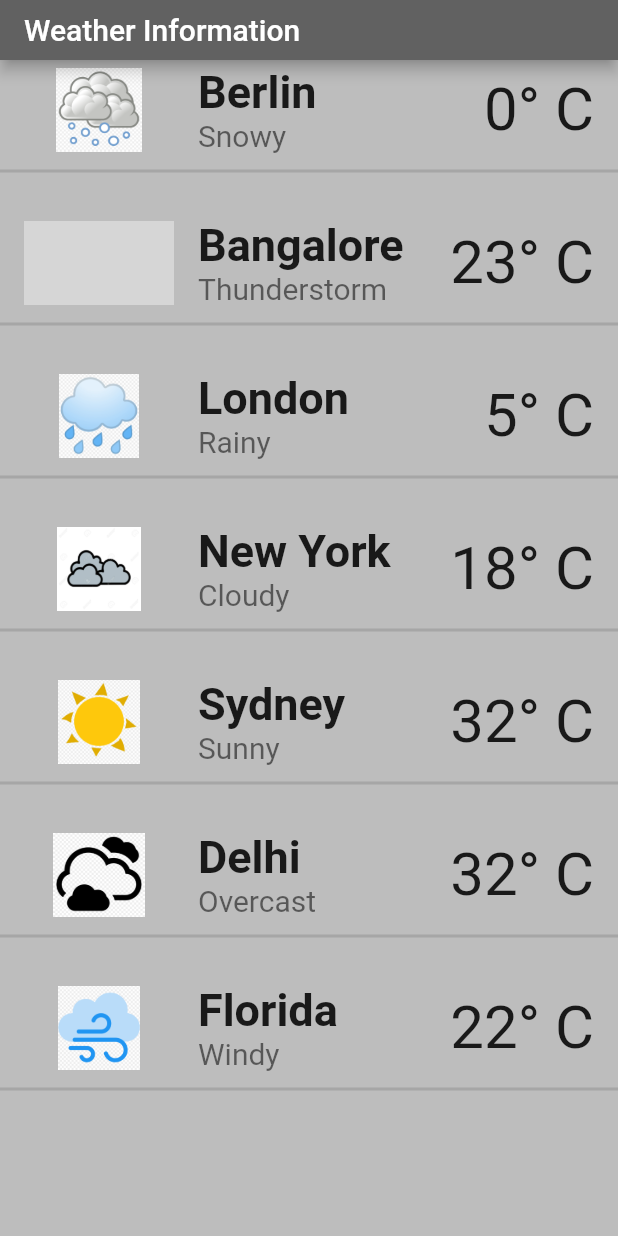
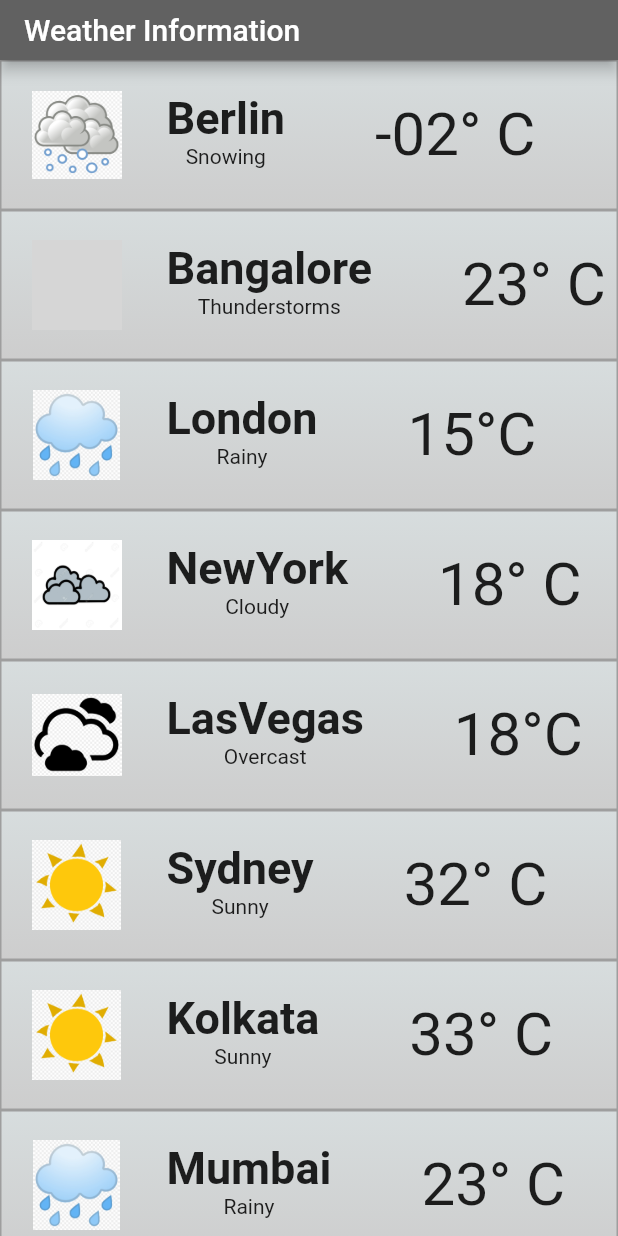
Before and after one commit to jigyasa1411/Flutter-Training, a Flutter app: the screen it shows after launch, on a phone screen of 412 x 824 dp. Run offline on Flutter 3.47's test engine with Material 2 defaults, Android fonts, the phone set to English and light mode, and no system bars; project files that could hold a hidden picture were left out; grey boxes are pictures that could not be loaded.

Commit message:
Weather List Updated

```diff
--- a/weather_list/lib/main.dart
+++ b/weather_list/lib/main.dart
@@ -19,6 +19,59 @@ class MyApp extends StatelessWidget {
   }
 }
 
+class WeatherClass {
+  String city;
+  String currentWeather;
+  String weatherImage;
+  String temperature;
+
+  WeatherClass(
+      {this.city, this.currentWeather, this.weatherImage, this.temperature});
+}
+
+List<WeatherClass> place = [
+  WeatherClass(
+      city: "Berlin",
+      currentWeather: "Snowing",
+      weatherImage: "assets/snow.png",
+      temperature: "-02\u00b0 C"),
+  WeatherClass(
+      city: "Bangalore",
+      currentWeather: "Thunderstorms",
+      weatherImage: "assets/thunder.png",
+      temperature: "23\u00b0 C"),
+  WeatherClass(
+      city: "London",
+      currentWeather: "Rainy",
+      weatherImage: "assets/rain.png",
+      temperature: "15\u00b0C"),
+  WeatherClass(
+      city: "NewYork",
+      currentWeather: "Cloudy",
+      weatherImage: "assets/cloudy.png",
+      temperature: "18\u00b0 C"),
+  WeatherClass(
+      city: "LasVegas",
+      currentWeather: "Overcast",
+      weatherImage: "assets/overcast.png",
+      temperature: "18\u00b0C"),
+  WeatherClass(
+      city: "Sydney",
+      currentWeather: "Sunny",
+      weatherImage: "assets/sunny.png",
+      temperature: "32\u00b0 C"),
+  WeatherClass(
+      city: "Kolkata",
+      currentWeather: "Sunny",
+      weatherImage: "assets/sunny.png",
+      temperature: "33\u00b0 C"),
+  WeatherClass(
+      city: "Mumbai",
+      currentWeather: "Rainy",
+      weatherImage: "assets/rain.png",
+      temperature: "23\u00b0 C"),
+];
+
 class WeatherList extends StatefulWidget {
   @override
   _WeatherListState createState() => _WeatherListState();
@@ -34,140 +87,63 @@ class _WeatherListState extends State<WeatherList> {
         toolbarHeight: 40,
         title: Text("Weather Information"),
       ),
-      body: ListView(
+      body: ListView.builder(
+          itemCount: place.length,
+          itemBuilder: (context, index) {
+            return Padding(
+              padding:
+                  const EdgeInsets.only(bottom: 0, top: 0, left: 0, right: 0),
+              child: Container(
+                decoration: BoxDecoration(
+                    border: Border.all(width: 1, color: Colors.grey),
+                    gradient: LinearGradient(
+                      begin: Alignment.topCenter,
+                      end: Alignment.bottomCenter,
+                      colors: [
+                        Color.fromRGBO(215, 221, 222, 1),
+                        Color.fromRGBO(205, 205, 205, 1),
+                      ],
+                    )),
+                height: 100,
+                width: 100,
+                child: Row(
                   children: [
-          ListTile(
-            leading: Container(
-              child: Image.asset(
-                "assets/snow.png",
-                height: 200,
-                width: 100,
+                    SizedBox(width: 20),
+                    Image.asset(
+                      place[index].weatherImage,
+                      height: 60,
+                      width: 60,
+                    ),
+                    SizedBox(width: 30),
+                    Padding(
+                      padding: const EdgeInsets.only(top: 20),
+                      child: Column(
+                        children: [
+                          Text(
+                            place[index].city,
+                            style: TextStyle(
+                                fontSize: 30, fontWeight: FontWeight.bold),
+                          ),
+                          Text(place[index].currentWeather)
+                        ],
                       ),
                     ),
-            title: Text(
-              "Berlin",
-              style: TextStyle(fontWeight: FontWeight.bold, fontSize: 30),
-            ),
-            subtitle: Text("Snowy", style: TextStyle(fontSize: 20)),
-            trailing: Text("0\u00b0 C", style: TextStyle(fontSize: 40)),
-          ),
-          Divider(thickness: 2),
-          SizedBox(
-            height: 20,
-          ),
-          ListTile(
-            leading: SizedBox(
-              child: Image.asset(
-                "assets/thunder.png",
-                height: 200,
-                width: 100,
+                    SizedBox(width: 60),
+                    Padding(
+                      padding: const EdgeInsets.only(left: 0),
+                      child: Text(
+                        place[index].temperature,
+                        textAlign: TextAlign.left,
+                        style: TextStyle(
+                          fontSize: 40,
                         ),
                       ),
-            title: Text(
-              "Bangalore",
-              style: TextStyle(fontWeight: FontWeight.bold, fontSize: 30),
                     ),
-            subtitle: Text("Thunderstorm", style: TextStyle(fontSize: 20)),
-            trailing: Text("23\u00b0 C", style: TextStyle(fontSize: 40)),
-          ),
-          Divider(thickness: 2),
-          SizedBox(
-            height: 20,
-          ),
-          ListTile(
-            leading: SizedBox(
-              child: Image.asset(
-                "assets/rain.png",
-                height: 200,
-                width: 100,
+                  ],
                 ),
               ),
-            title: Text(
-              "London",
-              style: TextStyle(fontWeight: FontWeight.bold, fontSize: 30),
-            ),
-            subtitle: Text("Rainy", style: TextStyle(fontSize: 20)),
-            trailing: Text("5\u00b0 C", style: TextStyle(fontSize: 40)),
-          ),
-          Divider(thickness: 2),
-          SizedBox(
-            height: 20,
-          ),
-          ListTile(
-            leading: SizedBox(
-              child: Image.asset(
-                "assets/cloudy.png",
-                height: 200,
-                width: 100,
-              ),
-            ),
-            title: Text(
-              "New York",
-              style: TextStyle(fontWeight: FontWeight.bold, fontSize: 30),
-            ),
-            subtitle: Text("Cloudy", style: TextStyle(fontSize: 20)),
-            trailing: Text("18\u00b0 C", style: TextStyle(fontSize: 40)),
-          ),
-          Divider(thickness: 2),
-          SizedBox(
-            height: 20,
-          ),
-          ListTile(
-            leading: SizedBox(
-              child: Image.asset(
-                "assets/sunny.png",
-                height: 200,
-                width: 100,
-              ),
-            ),
-            title: Text(
-              "Sydney",
-              style: TextStyle(fontWeight: FontWeight.bold, fontSize: 30),
-            ),
-            subtitle: Text("Sunny", style: TextStyle(fontSize: 20)),
-            trailing: Text("32\u00b0 C", style: TextStyle(fontSize: 40)),
-          ),
-          Divider(thickness: 2),
-          SizedBox(
-            height: 20,
-          ),
-          ListTile(
-            leading: SizedBox(
-              child: Image.asset(
-                "assets/overcast.png",
-                height: 200,
-                width: 100,
-              ),
-            ),
-            title: Text(
-              "Delhi",
-              style: TextStyle(fontWeight: FontWeight.bold, fontSize: 30),
-            ),
-            subtitle: Text("Overcast", style: TextStyle(fontSize: 20)),
-            trailing: Text("32\u00b0 C", style: TextStyle(fontSize: 40)),
-          ),
-          Divider(thickness: 2),
-          SizedBox(
-            height: 20,
-          ),
-          ListTile(
-            leading: SizedBox(
-              child: Image.asset(
-                "assets/windy.png",
-                height: 200,
-                width: 100,
-              ),
-            ),
-            title: Text(
-              "Florida",
-              style: TextStyle(fontWeight: FontWeight.bold, fontSize: 30),
-            ),
-            subtitle: Text("Windy", style: TextStyle(fontSize: 20)),
-            trailing: Text("22\u00b0 C", style: TextStyle(fontSize: 40)),
-          ),
-          Divider(thickness: 2),
-        ],
-      ),
+            );
+          }),
     );
   }
 }
```
Lines whose indentation alone changed are shown as unchanged.
